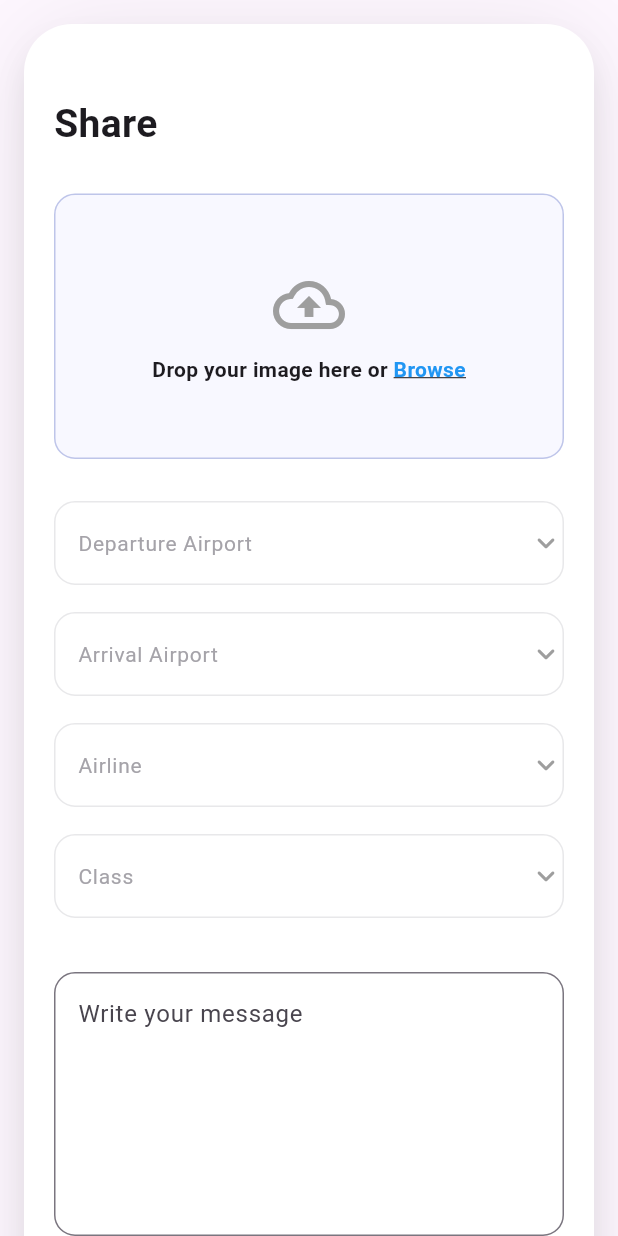
After one commit to jihad1236/Test_project, a Flutter app: the screen it shows after launch, after a tap on "Share Your Experience", on a phone screen of 412 x 824 dp. The commit adds this screen. Run offline on Flutter 3.47's test engine with Material 3 defaults, Android fonts, the phone set to English and light mode, and no system bars; our stand-ins replace firebase_core, iconsax, month_picker_dialog; accounts and stored records are empty; network calls fail; Roboto replaces fonts that are missing (Plus Jakarta Sans).

Commit message:
upload post

```diff
--- a/lib/elements/news_feed.dart
+++ b/lib/elements/news_feed.dart
@@ -1,8 +1,10 @@
 import 'package:flutter/material.dart';
 import 'package:test_project/consts/app_colors.dart';
+import 'package:test_project/model/post_model.dart';
 
 class NewsFeedCard extends StatelessWidget {
-  const NewsFeedCard({Key? key}) : super(key: key);
+  final PostModel post;
+  NewsFeedCard({Key? key, required this.post}) : super(key: key);
 
   @override
   Widget build(BuildContext context) {
@@ -49,11 +51,11 @@ class NewsFeedCard extends StatelessWidget {
           const SizedBox(height: 10),
           Wrap(
             spacing: 8,
-            children: const [
+            children: [
               Row(
                 mainAxisAlignment: MainAxisAlignment.spaceAround,
                 children: [
-                  _Badge(text: 'LHR - DEL'),
+                  _Badge(text: post.airline),
                   _Badge(text: 'Air India'),
                   _Badge(text: 'Business Class'),
                   _Badge(text: 'July 2023'),
--- a/lib/main.dart
+++ b/lib/main.dart
@@ -22,7 +22,7 @@ class MyApp extends StatelessWidget {
       theme: ThemeData(
         colorScheme: ColorScheme.fromSeed(seedColor: Colors.deepPurple),
       ),
-      home: const Home(),
+      home: Home(),
     );
   }
 }
--- /dev/null
+++ b/lib/model/post_model.dart
@@ -0,0 +1,23 @@
+class PostModel {
+  final String departureAirport;
+  final String arrivalAirport;
+  final String airline;
+  final String travelClass;
+  final String message;
+  final DateTime travelDate;
+  final double rating;
+  final String imageUrl;
+
+  PostModel({
+    required this.departureAirport,
+    required this.arrivalAirport,
+    required this.airline,
+    required this.travelClass,
+    required this.message,
+    required this.travelDate,
+    required this.rating,
+    required this.imageUrl,
+  });
+}
+
+// ✅ Dummy list outside the class
--- a/lib/views/home.dart
+++ b/lib/views/home.dart
@@ -2,12 +2,59 @@ import 'package:flutter/material.dart';
 import 'package:iconsax/iconsax.dart';
 import 'package:test_project/consts/app_colors.dart';
 import 'package:test_project/elements/news_feed.dart';
+import 'package:test_project/model/post_model.dart';
+import 'package:test_project/views/post.dart';
 
 class Home extends StatelessWidget {
-  const Home({super.key});
+  Home({super.key});
+
+  final List<PostModel> posts = [
+    PostModel(
+      departureAirport: 'JFK',
+      arrivalAirport: 'LAX',
+      airline: 'Emirates',
+      travelClass: 'Economy',
+      message: 'Flying from JFK to LAX on Emirates Economy.',
+      travelDate: DateTime.now(),
+      rating: 4.0,
+      imageUrl: 'https://via.placeholder.com/150',
+    ),
+    PostModel(
+      departureAirport: 'LAX',
+      arrivalAirport: 'DXB',
+      airline: 'Delta',
+      travelClass: 'Business',
+      message: 'Flying from LAX to DXB on Delta Business.',
+      travelDate: DateTime.now(),
+      rating: 4.0,
+      imageUrl: 'https://via.placeholder.com/150',
+    ),
+  ];
 
   @override
   Widget build(BuildContext context) {
+    // final List<PostModel> posts = [
+    //   PostModel(
+    //     departureAirport: 'JFK',
+    //     arrivalAirport: 'LAX',
+    //     airline: 'Emirates',
+    //     travelClass: 'Economy',
+    //     message: 'Flying from JFK to LAX on Emirates Economy.',
+    //     travelDate: DateTime.now(),
+    //     rating: 4.0,
+    //     imageUrl: 'https://via.placeholder.com/150',
+    //   ),
+    //   PostModel(
+    //     departureAirport: 'LAX',
+    //     arrivalAirport: 'DXB',
+    //     airline: 'Delta',
+    //     travelClass: 'Business',
+    //     message: 'Flying from LAX to DXB on Delta Business.',
+    //     travelDate: DateTime.now(),
+    //     rating: 4.0,
+    //     imageUrl: 'https://via.placeholder.com/150',
+    //   ),
+    // ];
     return Scaffold(
       body: SafeArea(
         child: Center(
@@ -22,9 +69,13 @@ class Home extends StatelessWidget {
                 const SizedBox(height: 30),
                 _buildBanner(),
                 const SizedBox(height: 30),
-                NewsFeedCard(),
+                ...posts.map(
+                  (post) => Padding(
+                    padding: const EdgeInsets.only(bottom: 30),
+                    child: NewsFeedCard(post: post),
+                  ),
+                ),
                 const SizedBox(height: 30),
-                NewsFeedCard(),
               ],
             ),
           ),
@@ -96,6 +147,12 @@ class Home extends StatelessWidget {
                         ? constraints.maxWidth
                         : (constraints.maxWidth - 12) / 2,
                 child: _button(
+                  onTapped: () {
+                    Navigator.push(
+                      context,
+                      MaterialPageRoute(builder: (context) => ShareWidget()),
+                    );
+                  },
                   text: 'Share Your Experience',
                   icon: Iconsax.people,
                   fullWidth: true,
@@ -107,6 +164,7 @@ class Home extends StatelessWidget {
                         ? constraints.maxWidth
                         : (constraints.maxWidth - 12) / 2,
                 child: _button(
+                  onTapped: () {},
                   text: 'Ask A Question',
                   icon: Iconsax.profile_2user,
                   fullWidth: true,
@@ -117,15 +175,23 @@ class Home extends StatelessWidget {
         },
       ),
       const SizedBox(height: 16),
-      _button(text: 'Search', icon: Iconsax.search_normal, fullWidth: true),
+      _button(
+        onTapped: () {},
+        text: 'Search',
+        icon: Iconsax.search_normal,
+        fullWidth: true,
+      ),
     ],
   );
 
   Widget _button({
+    required VoidCallback onTapped,
     required String text,
     required IconData icon,
     bool fullWidth = false,
-  }) => Container(
+  }) => GestureDetector(
+    onTap: onTapped,
+    child: Container(
       height: 55,
       width: fullWidth ? double.infinity : null,
       decoration: BoxDecoration(
@@ -148,6 +214,7 @@ class Home extends StatelessWidget {
           Icon(icon, color: AppColors.background, size: 20),
         ],
       ),
+    ),
   );
 
   Widget _buildBanner() => ClipRRect(
--- /dev/null
+++ b/lib/views/post.dart
@@ -0,0 +1,355 @@
+import 'package:flutter/material.dart';
+import 'package:intl/intl.dart';
+import 'package:month_picker_dialog/month_picker_dialog.dart';
+import 'package:test_project/model/post_model.dart';
+
+class ShareWidget extends StatefulWidget {
+  const ShareWidget({Key? key}) : super(key: key);
+
+  @override
+  State<ShareWidget> createState() => _ShareWidgetState();
+}
+
+class _ShareWidgetState extends State<ShareWidget> {
+  final _messageController = TextEditingController();
+  final _formKey = GlobalKey<FormState>();
+
+  final List<PostModel> posts = [
+    PostModel(
+      departureAirport: 'JFK',
+      arrivalAirport: 'LAX',
+      airline: 'Emirates',
+      travelClass: 'Economy',
+      message: 'Flying from JFK to LAX on Emirates Economy.',
+      travelDate: DateTime.now(),
+      rating: 4.0,
+      imageUrl: 'https://via.placeholder.com/150',
+    ),
+    PostModel(
+      departureAirport: 'LAX',
+      arrivalAirport: 'DXB',
+      airline: 'Delta',
+      travelClass: 'Business',
+      message: 'Flying from LAX to DXB on Delta Business.',
+      travelDate: DateTime.now(),
+      rating: 4.0,
+      imageUrl: 'https://via.placeholder.com/150',
+    ),
+  ];
+
+  String? departure, arrival, airline, travelClass;
+  int rating = 4;
+  DateTime? travelDate;
+
+  @override
+  void dispose() {
+    _messageController.dispose();
+
+    super.dispose();
+  }
+
+  @override
+  Widget build(BuildContext context) {
+    final isSmall = MediaQuery.of(context).size.width <= 991;
+
+    final dropdownAirports =
+        posts.map((e) => e.departureAirport).toSet().toList();
+    final dropdownArrivals =
+        posts.map((e) => e.arrivalAirport).toSet().toList();
+    final dropdownAirlines = posts.map((e) => e.airline).toSet().toList();
+    final dropdownClasses = posts.map((e) => e.travelClass).toSet().toList();
+
+    return Scaffold(
+      body: Center(
+        child: SingleChildScrollView(
+          padding: const EdgeInsets.all(16),
+          child: Form(
+            key: _formKey,
+            child: Container(
+              constraints: const BoxConstraints(maxWidth: 540),
+              padding: EdgeInsets.symmetric(
+                horizontal: isSmall ? 20 : 48,
+                vertical: 48,
+              ),
+              decoration: BoxDecoration(
+                color: Colors.white,
+                borderRadius: BorderRadius.circular(32),
+                boxShadow: const [
+                  BoxShadow(
+                    color: Color(0x14000000),
+                    offset: Offset(0, 12),
+                    blurRadius: 16,
+                  ),
+                  BoxShadow(
+                    color: Color(0x14000000),
+                    offset: Offset(0, 4),
+                    blurRadius: 56,
+                  ),
+                ],
+              ),
+              child: Column(
+                crossAxisAlignment: CrossAxisAlignment.stretch,
+                children: [
+                  const Text(
+                    'Share',
+                    style: TextStyle(fontSize: 26, fontWeight: FontWeight.w700),
+                  ),
+                  const SizedBox(height: 28),
+                  _buildUploadBox(isSmall),
+                  const SizedBox(height: 28),
+                  _buildDropdown(
+                    'Departure Airport',
+                    dropdownAirports,
+                    (val) => setState(() => departure = val),
+                  ),
+                  _buildDropdown(
+                    'Arrival Airport',
+                    dropdownArrivals,
+                    (val) => setState(() => arrival = val),
+                  ),
+                  _buildDropdown(
+                    'Airline',
+                    dropdownAirlines,
+                    (val) => setState(() => airline = val),
+                  ),
+                  _buildDropdown(
+                    'Class',
+                    dropdownClasses,
+                    (val) => setState(() => travelClass = val),
+                  ),
+                  const SizedBox(height: 18),
+                  _buildMessageField(),
+                  const SizedBox(height: 18),
+                  _buildDateAndRatingRow(),
+                  const SizedBox(height: 32),
+                  ElevatedButton(
+                    style: ElevatedButton.styleFrom(
+                      backgroundColor: const Color(0xFF232323),
+                      padding: EdgeInsets.symmetric(
+                        horizontal: isSmall ? 20 : 34,
+                        vertical: 13,
+                      ),
+                      shape: RoundedRectangleBorder(
+                        borderRadius: BorderRadius.circular(16),
+                      ),
+                    ),
+                    onPressed: _submitForm,
+                    child: const Text(
+                      'Submit',
+                      style: TextStyle(color: Colors.white),
+                    ),
+                  ),
+                ],
+              ),
+            ),
+          ),
+        ),
+      ),
+    );
+  }
+
+  Widget _buildUploadBox(bool isSmall) => Container(
+    padding: EdgeInsets.symmetric(horizontal: isSmall ? 20 : 80, vertical: 49),
+    decoration: BoxDecoration(
+      color: const Color(0xFFF8F8FF),
+      borderRadius: BorderRadius.circular(14),
+      border: Border.all(color: const Color.fromRGBO(56, 78, 183, 0.3)),
+    ),
+    child: Column(
+      children: const [
+        Icon(Icons.cloud_upload_outlined, size: 48, color: Colors.grey),
+        SizedBox(height: 9),
+        Text.rich(
+          TextSpan(
+            text: 'Drop your image here or ',
+            style: TextStyle(fontWeight: FontWeight.w700),
+            children: [
+              TextSpan(
+                text: 'Browse',
+                style: TextStyle(
+                  color: Colors.blue,
+                  decoration: TextDecoration.underline,
+                ),
+              ),
+            ],
+          ),
+        ),
+      ],
+    ),
+  );
+
+  Widget _buildDropdown(
+    String label,
+    List<String> items,
+    ValueChanged<String?> onChanged,
+  ) => Padding(
+    padding: const EdgeInsets.only(bottom: 18),
+    child: DropdownButtonFormField<String>(
+      decoration: InputDecoration(
+        labelText: label,
+        labelStyle: const TextStyle(
+          color: Color(0xFFA5A3A9),
+          fontSize: 14,
+          fontWeight: FontWeight.w400,
+          fontFamily: 'Plus Jakarta Sans',
+        ),
+        enabledBorder: OutlineInputBorder(
+          borderSide: BorderSide(color: Color(0xFFE8E8EA), width: 1),
+          borderRadius: BorderRadius.circular(14),
+        ),
+        focusedBorder: OutlineInputBorder(
+          borderSide: BorderSide(color: Color(0xFFE8E8EA), width: 1),
+          borderRadius: BorderRadius.circular(14),
+        ),
+      ),
+      items:
+          items.map((e) => DropdownMenuItem(value: e, child: Text(e))).toList(),
+      onChanged: onChanged,
+      icon: const Icon(Icons.keyboard_arrow_down_rounded, color: Colors.grey),
+    ),
+  );
+
+  Widget _buildMessageField() => TextFormField(
+    controller: _messageController,
+    maxLines: 6,
+    decoration: InputDecoration(
+      hintText: 'Write your message',
+      border: OutlineInputBorder(borderRadius: BorderRadius.circular(14)),
+    ),
+  );
+
+  Widget _buildDateAndRatingRow() => Row(
+    crossAxisAlignment: CrossAxisAlignment.start,
+    children: [
+      Expanded(
+        flex: 3,
+        child: OutlinedButton(
+          style: OutlinedButton.styleFrom(
+            side: const BorderSide(color: Color(0xFFE8E8EA), width: 1),
+            shape: RoundedRectangleBorder(
+              borderRadius: BorderRadius.circular(14),
+            ),
+            padding: const EdgeInsets.symmetric(horizontal: 16, vertical: 18),
+            alignment: Alignment.centerLeft,
+          ),
+          onPressed: () async {
+            final date = await showMonthPicker(
+              context: context,
+              initialDate: DateTime.now(),
+              firstDate: DateTime(2000),
+              lastDate: DateTime(2100),
+            );
+            if (date != null) setState(() => travelDate = date);
+          },
+          child: Row(
+            mainAxisAlignment: MainAxisAlignment.spaceBetween,
+            children: [
+              Text(
+                travelDate == null
+                    ? 'Travel Date'
+                    : DateFormat('MMMM yyyy').format(travelDate!),
+                style: const TextStyle(
+                  color: Color(0xFFA5A3A9),
+                  fontFamily: 'Plus Jakarta Sans',
+                  fontSize: 14,
+                  fontWeight: FontWeight.w400,
+                ),
+              ),
+              Container(
+                width: 45,
+                height: 46,
+                decoration: BoxDecoration(
+                  color: const Color(0xFFE4E4E4),
+                  borderRadius: BorderRadius.circular(15),
+                ),
+                child: const Icon(
+                  Icons.calendar_today,
+                  size: 22,
+                  color: Colors.grey,
+                ),
+              ),
+            ],
+          ),
+        ),
+      ),
+      const SizedBox(width: 16),
+      Expanded(
+        flex: 2,
+        child: Column(
+          crossAxisAlignment: CrossAxisAlignment.start,
+          children: [
+            const Text(
+              'Rating',
+              style: TextStyle(
+                fontWeight: FontWeight.w600,
+                fontSize: 14,
+                fontFamily: 'Plus Jakarta Sans',
+              ),
+            ),
+            const SizedBox(height: 4),
+            Wrap(
+              spacing: 4,
+              children: List.generate(
+                5,
+                (index) => GestureDetector(
+                  onTap: () => setState(() => rating = index + 1),
+                  child: Icon(
+                    Icons.star,
+                    size: 22,
+                    color: index < rating ? Colors.amber : Colors.grey[300],
+                  ),
+                ),
+              ),
+            ),
+          ],
+        ),
+      ),
+    ],
+  );
+
+  void _submitForm() {
+    if ([
+          departure,
+          arrival,
+          airline,
+          travelClass,
+          travelDate,
+          _messageController.text,
+        ].contains(null) ||
+        _messageController.text.isEmpty) {
+      ScaffoldMessenger.of(
+        context,
+      ).showSnackBar(const SnackBar(content: Text('Please fill all fields')));
+      return;
+    }
+
+    final post = PostModel(
+      departureAirport: departure!,
+      arrivalAirport: arrival!,
+      airline: airline!,
+      travelClass: travelClass!,
+      message: _messageController.text,
+      travelDate: travelDate!,
+      rating: rating.toDouble(),
+      imageUrl: 'https://via.placeholder.com/150',
+    );
+
+    ScaffoldMessenger.of(context).showSnackBar(
+      SnackBar(content: Text('Post submitted successfully!${post.airline}')),
+    );
+    print(post.airline);
+    Navigator.pop(
+      context,
+      PostModel(
+        departureAirport: departure!,
+        arrivalAirport: arrival!,
+        airline: airline!,
+        travelClass: travelClass!,
+        message: _messageController.text,
+        travelDate: travelDate!,
+        rating: rating.toDouble(),
+        imageUrl: 'https://via.placeholder.com/150',
+      ),
+    );
+  }
+}
--- a/pubspec.yaml
+++ b/pubspec.yaml
@@ -39,6 +39,9 @@ dependencies:
   cloud_firestore: ^5.6.9
   iconsax: ^0.0.8
   device_preview: ^1.2.0
+  dotted_border: ^3.0.1
+  month_picker_dialog: ^6.0.3
+  get: ^4.7.2
 
 dev_dependencies:
   flutter_test:
```
Also changed, not shown: pubspec.lock. Lines whose indentation alone changed are shown as unchanged.
